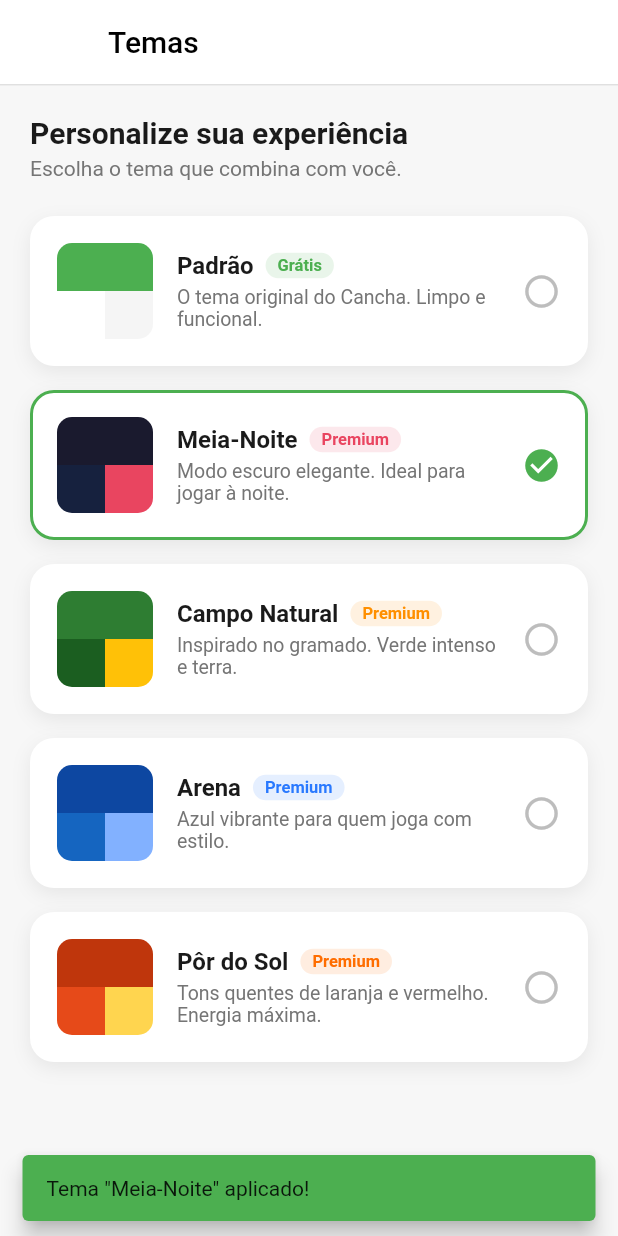
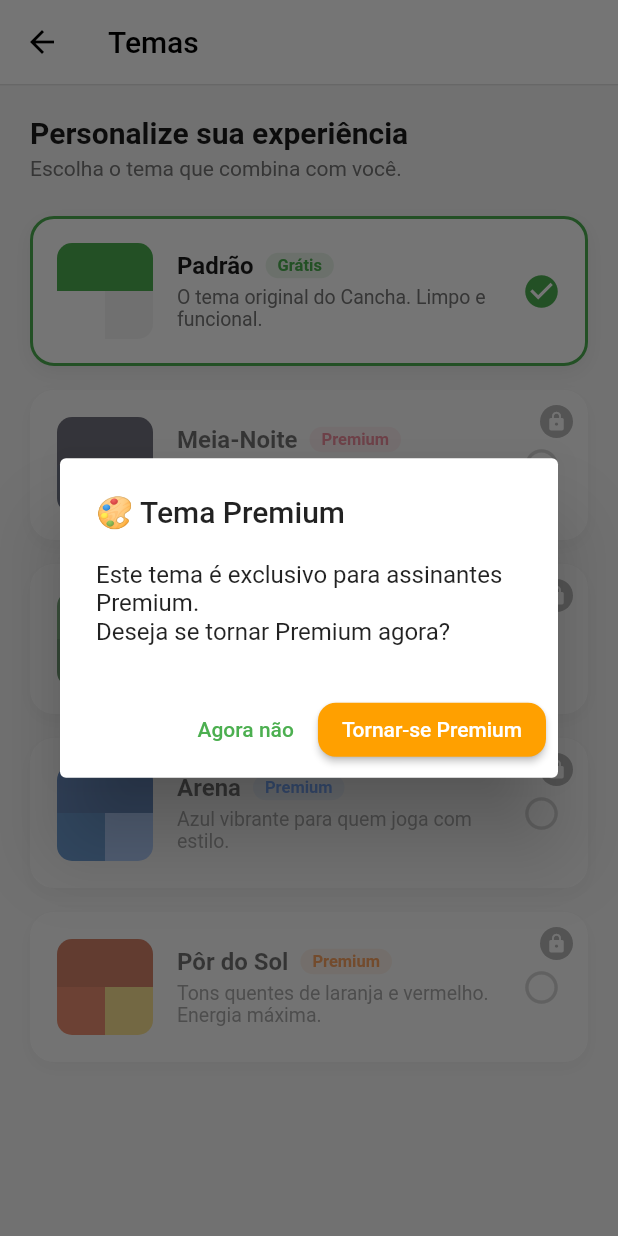
Before and after one commit to cancha-sports/mobile, a Flutter app: the ThemesPage screen opened directly, after a tap on "Meia-Noite", on a phone screen of 412 x 824 dp. Run offline on Flutter 3.47's test engine with Material 3 defaults, Android fonts, the light colour scheme and no system bars; our stand-ins replace flutter_map, geolocator, latlong2, shared_preferences; accounts and stored records are empty.

Commit message:
feat: restrict premium themes to premium users only

```diff
--- a/lib/view/themes_page.dart
+++ b/lib/view/themes_page.dart
@@ -1,10 +1,17 @@
 import 'package:flutter/material.dart';
+import 'package:mobile/view/premium_upgrade_page.dart';
+import 'package:mobile/viewmodel/auth_viewmodel.dart';
 import 'package:provider/provider.dart';
 import '../theme/theme_provider.dart';
 
-class ThemesPage extends StatelessWidget {
+class ThemesPage extends StatefulWidget {
   const ThemesPage({super.key});
 
+  @override
+  State<ThemesPage> createState() => _ThemesPageState();
+}
+
+class _ThemesPageState extends State<ThemesPage> {
   static const List<Map<String, dynamic>> _themes = [
     {
       'id': 'default',
@@ -69,6 +76,14 @@ class ThemesPage extends StatelessWidget {
   ];
 
   void _applyTheme(BuildContext context, Map<String, dynamic> theme) {
+    final user = AuthViewModel.instance.currentUser;
+    final isPremiumTheme = theme['tag'] == 'Premium';
+
+    if (isPremiumTheme && (user?.isPremium != true)) {
+      _showPremiumRequiredDialog(context);
+      return;
+    }
+
     final provider = context.read<ThemeProvider>();
     provider.setTheme(theme['id'] as String);
     ScaffoldMessenger.of(context).showSnackBar(
@@ -80,9 +95,42 @@ class ThemesPage extends StatelessWidget {
     );
   }
 
+  void _showPremiumRequiredDialog(BuildContext context) {
+    showDialog(
+      context: context,
+      builder: (_) => AlertDialog(
+        title: const Text('🎨 Tema Premium'),
+        content: const Text(
+          'Este tema é exclusivo para assinantes Premium.\n'
+          'Deseja se tornar Premium agora?',
+        ),
+        actions: [
+          TextButton(
+            onPressed: () => Navigator.pop(context),
+            child: const Text('Agora não'),
+          ),
+          ElevatedButton(
+            onPressed: () {
+              Navigator.pop(context);
+              Navigator.push(
+                context,
+                MaterialPageRoute(builder: (_) => const PremiumUpgradePage()),
+              );
+            },
+            style: ElevatedButton.styleFrom(backgroundColor: Colors.amber[700]),
+            child: const Text('Tornar-se Premium'),
+          ),
+        ],
+      ),
+    );
+  }
+
   @override
   Widget build(BuildContext context) {
     final currentThemeId = context.watch<ThemeProvider>().currentThemeId;
+
+    final isUserPremium =
+        AuthViewModel.instance.currentUser?.isPremium ?? false;
 
     return Scaffold(
       backgroundColor: const Color(0xFFF7F7F7),
@@ -117,6 +165,8 @@ class ThemesPage extends StatelessWidget {
             (theme) => _ThemeCard(
               theme: theme,
               isSelected: currentThemeId == theme['id'],
+              isUserPremium: isUserPremium,
+
               onTap: () => _applyTheme(context, theme),
             ),
           ),
@@ -129,33 +179,43 @@ class ThemesPage extends StatelessWidget {
 class _ThemeCard extends StatelessWidget {
   final Map<String, dynamic> theme;
   final bool isSelected;
+  final bool isUserPremium;
   final VoidCallback onTap;
 
   const _ThemeCard({
     required this.theme,
     required this.isSelected,
+    required this.isUserPremium,
     required this.onTap,
   });
 
   @override
   Widget build(BuildContext context) {
     final colors = theme['previewColors'] as List<Color>;
+    final isPremiumTheme = theme['tag'] == 'Premium';
+    final canSelect = !isPremiumTheme || isUserPremium;
 
     return GestureDetector(
       onTap: onTap,
-      child: AnimatedContainer(
+      child: Opacity(
+        opacity: canSelect ? 1.0 : 0.6,
+        child: Stack(
+          children: [
+            AnimatedContainer(
               duration: const Duration(milliseconds: 200),
               margin: const EdgeInsets.only(bottom: 16),
               decoration: BoxDecoration(
                 color: Colors.white,
                 borderRadius: BorderRadius.circular(16),
                 border: Border.all(
-            color: isSelected ? const Color(0xFF4CAF50) : Colors.transparent,
+                  color: isSelected
+                      ? const Color(0xFF4CAF50)
+                      : Colors.transparent,
                   width: 2,
                 ),
                 boxShadow: [
                   BoxShadow(
-              color: Colors.black.withOpacity(0.07),
+                    color: Colors.black.withValues(alpha: 0.07),
                     blurRadius: 10,
                     offset: const Offset(0, 4),
                   ),
@@ -208,9 +268,8 @@ class _ThemeCard extends StatelessWidget {
                                   vertical: 2,
                                 ),
                                 decoration: BoxDecoration(
-                            color: (theme['tagColor'] as Color).withOpacity(
-                              0.12,
-                            ),
+                                  color: (theme['tagColor'] as Color)
+                                      .withValues(alpha: 0.12),
                                   borderRadius: BorderRadius.circular(20),
                                 ),
                                 child: Text(
@@ -253,6 +312,23 @@ class _ThemeCard extends StatelessWidget {
                 ),
               ),
             ),
+
+            if (!canSelect)
+              Positioned(
+                top: 10,
+                right: 10,
+                child: Container(
+                  padding: const EdgeInsets.all(4),
+                  decoration: BoxDecoration(
+                    color: Colors.black.withValues(alpha: 0.45),
+                    shape: BoxShape.circle,
+                  ),
+                  child: const Icon(Icons.lock, color: Colors.white, size: 14),
+                ),
+              ),
+          ],
+        ),
+      ),
     );
   }
 }
```
Lines whose indentation alone changed are shown as unchanged.
